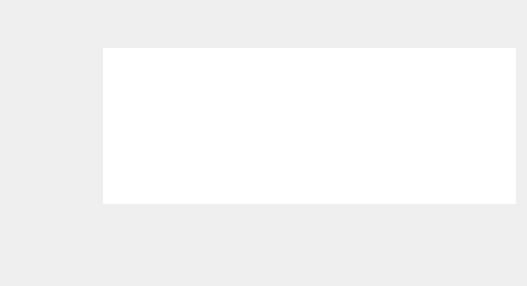
Old version of the form mediaflyplayer/forms/MediaflyPlayAudio.ui in the repository tex/mediafly.
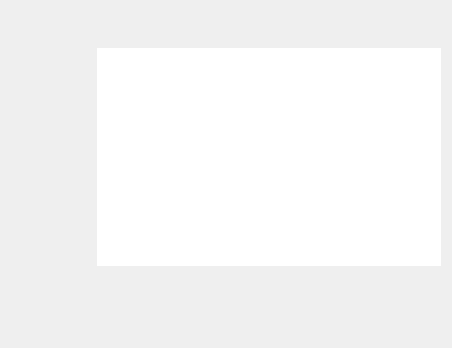
New version of the form.

Diff of the .ui file:
```diff
--- a/mediaflyplayer/forms/MediaflyPlayAudio.ui
+++ b/mediaflyplayer/forms/MediaflyPlayAudio.ui
@@ -5,22 +5,38 @@
    <rect>
     <x>0</x>
     <y>0</y>
-    <width>527</width>
-    <height>286</height>
+    <width>452</width>
+    <height>348</height>
    </rect>
   </property>
   <property name="windowTitle" >
    <string>Form</string>
   </property>
-  <layout class="QGridLayout" >
-   <item rowspan="2" row="0" column="0" >
+  <layout class="QVBoxLayout" name="verticalLayout_2" >
+   <item>
+    <layout class="QVBoxLayout" name="verticalLayout" >
+     <item>
+      <widget class="QLabel" name="m_showTitleLabel" >
+       <property name="font" >
+        <font>
+         <pointsize>20</pointsize>
+        </font>
+       </property>
+       <property name="text" >
+        <string/>
+       </property>
+       <property name="alignment" >
+        <set>Qt::AlignCenter</set>
+       </property>
+       <property name="wordWrap" >
+        <bool>true</bool>
+       </property>
+      </widget>
+     </item>
+     <item>
+      <layout class="QHBoxLayout" name="horizontalLayout" >
+       <item>
     <widget class="QLabel" name="m_iconLabel" >
-     <property name="sizePolicy" >
-      <sizepolicy vsizetype="Expanding" hsizetype="Fixed" >
-       <horstretch>0</horstretch>
-       <verstretch>0</verstretch>
-      </sizepolicy>
-     </property>
      <property name="minimumSize" >
       <size>
        <width>80</width>
@@ -38,67 +54,7 @@
      </property>
     </widget>
    </item>
-   <item row="0" column="2" >
-    <widget class="QLabel" name="m_showTitleLabel" >
-     <property name="sizePolicy" >
-      <sizepolicy vsizetype="Fixed" hsizetype="Expanding" >
-       <horstretch>0</horstretch>
-       <verstretch>0</verstretch>
-      </sizepolicy>
-     </property>
-     <property name="font" >
-      <font>
-       <pointsize>20</pointsize>
-      </font>
-     </property>
-     <property name="text" >
-      <string/>
-     </property>
-     <property name="wordWrap" >
-      <bool>true</bool>
-     </property>
-    </widget>
-   </item>
-   <item row="2" column="0" colspan="3" >
-    <widget class="QLabel" name="m_episodeNameLabel" >
-     <property name="sizePolicy" >
-      <sizepolicy vsizetype="Fixed" hsizetype="Preferred" >
-       <horstretch>0</horstretch>
-       <verstretch>0</verstretch>
-      </sizepolicy>
-     </property>
-     <property name="font" >
-      <font>
-       <pointsize>20</pointsize>
-      </font>
-     </property>
-     <property name="text" >
-      <string/>
-     </property>
-     <property name="wordWrap" >
-      <bool>true</bool>
-     </property>
-    </widget>
-   </item>
-   <item row="3" column="0" colspan="3" >
-    <widget class="QLabel" name="m_numberOfEpisodesLabel" >
-     <property name="sizePolicy" >
-      <sizepolicy vsizetype="Fixed" hsizetype="Preferred" >
-       <horstretch>0</horstretch>
-       <verstretch>0</verstretch>
-      </sizepolicy>
-     </property>
-     <property name="font" >
-      <font>
-       <pointsize>18</pointsize>
-      </font>
-     </property>
-     <property name="text" >
-      <string/>
-     </property>
-    </widget>
-   </item>
-   <item row="1" column="2" >
+       <item>
     <widget class="QTextEdit" name="m_showDetailsLabel" >
      <property name="font" >
       <font>
@@ -118,6 +74,37 @@
       <bool>true</bool>
      </property>
     </widget>
+       </item>
+      </layout>
+     </item>
+     <item>
+      <widget class="QLabel" name="m_episodeNameLabel" >
+       <property name="font" >
+        <font>
+         <pointsize>20</pointsize>
+        </font>
+       </property>
+       <property name="text" >
+        <string/>
+       </property>
+       <property name="wordWrap" >
+        <bool>true</bool>
+       </property>
+      </widget>
+     </item>
+     <item>
+      <widget class="QLabel" name="m_numberOfEpisodesLabel" >
+       <property name="font" >
+        <font>
+         <pointsize>18</pointsize>
+        </font>
+       </property>
+       <property name="text" >
+        <string/>
+       </property>
+      </widget>
+     </item>
+    </layout>
    </item>
   </layout>
  </widget>
```
Lines whose indentation alone changed are shown as unchanged.
